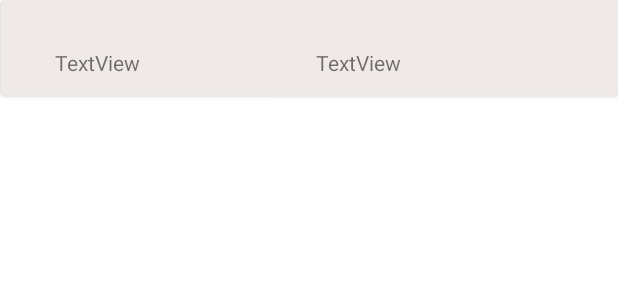
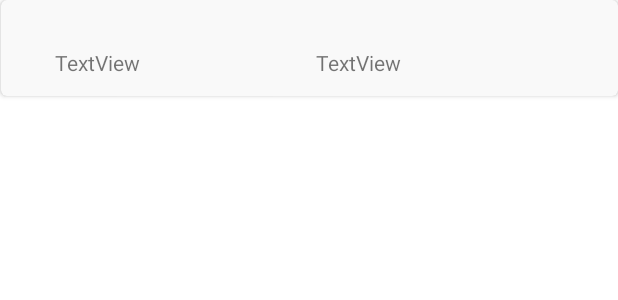
Before and after one commit to Isveri/AndroidProject2, an Android app: the layout phone_item.xml on its own in the app's theme, with its tools: preview values and no code run, on a phone screen of 412 x 824 dp. Shown: the top 300 px of the screen. Run offline under Robolectric (Android 15) with nearby library versions, the phone set to English and light mode, and no system bars.

Commit message:
zad2c all prolly

```diff
--- a/app/src/main/res/drawable/list_background.xml
+++ b/app/src/main/res/drawable/list_background.xml
@@ -1,6 +1,5 @@
 <?xml version="1.0" encoding="utf-8"?>
 <selector xmlns:android="http://schemas.android.com/apk/res/android">
-    <item android:drawable="@color/purple_500"
-        android:state_activated="true"></item>
-    <item android:drawable="@color/cardview_dark_background"></item>
+    <item android:drawable="@color/cardview_shadow_start_color" android:state_activated="true" />
+    <item android:drawable="@color/cardview_shadow_end_color" />
 </selector>
--- a/app/src/main/res/layout/phone_item.xml
+++ b/app/src/main/res/layout/phone_item.xml
@@ -8,8 +8,6 @@
     <androidx.cardview.widget.CardView
         android:layout_width="wrap_content"
         android:layout_height="64dp"
-        android:background="@drawable/list_background"
-        app:cardBackgroundColor="#EFE9E9"
         app:cardCornerRadius="4dp"
         app:layout_constraintEnd_toEndOf="parent"
         app:layout_constraintStart_toStartOf="parent"
@@ -18,7 +16,8 @@
         <LinearLayout
             android:layout_width="match_parent"
             android:layout_height="match_parent"
-            android:orientation="horizontal">
+            android:orientation="horizontal"
+            android:background="@drawable/list_background">
 
             <TextView
                 android:id="@+id/phoneProducerTextView"
@@ -33,6 +32,7 @@
         <LinearLayout
             android:layout_width="411dp"
             android:layout_height="match_parent"
+            android:background="@drawable/list_background"
             android:orientation="horizontal">
 
             <TextView
```
Also changed, not shown: app/src/main/java/com/example/lab2_pi/MainActivity.java (+30 -9 lines), app/src/main/java/com/example/lab2_pi/PhoneRoomDatabase.java (+8 -8 lines).
